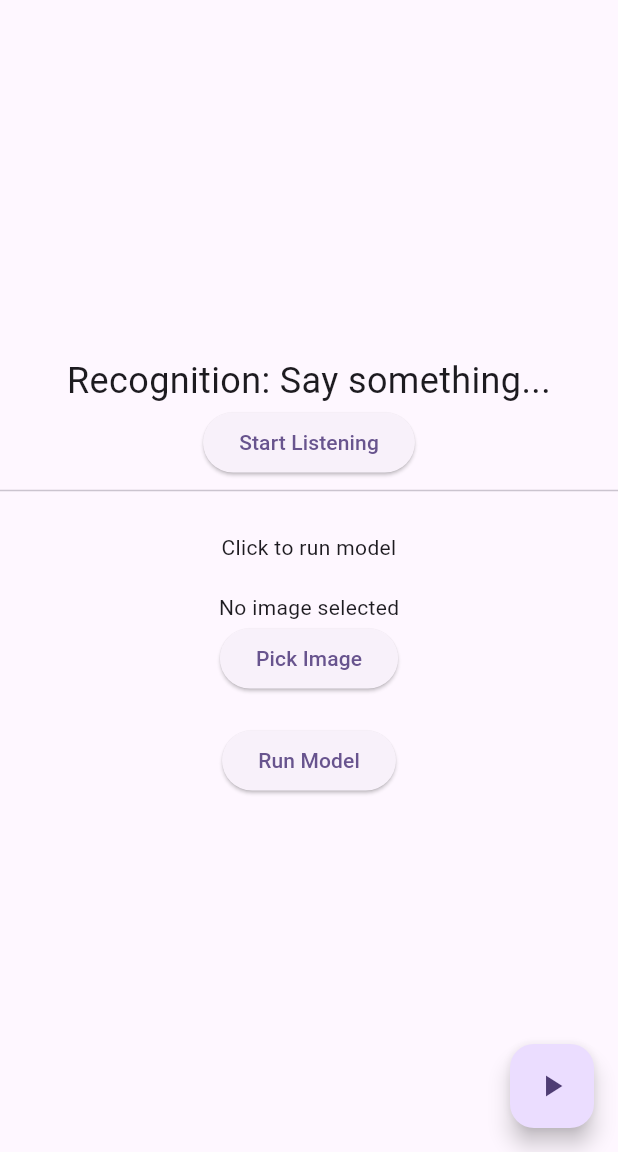
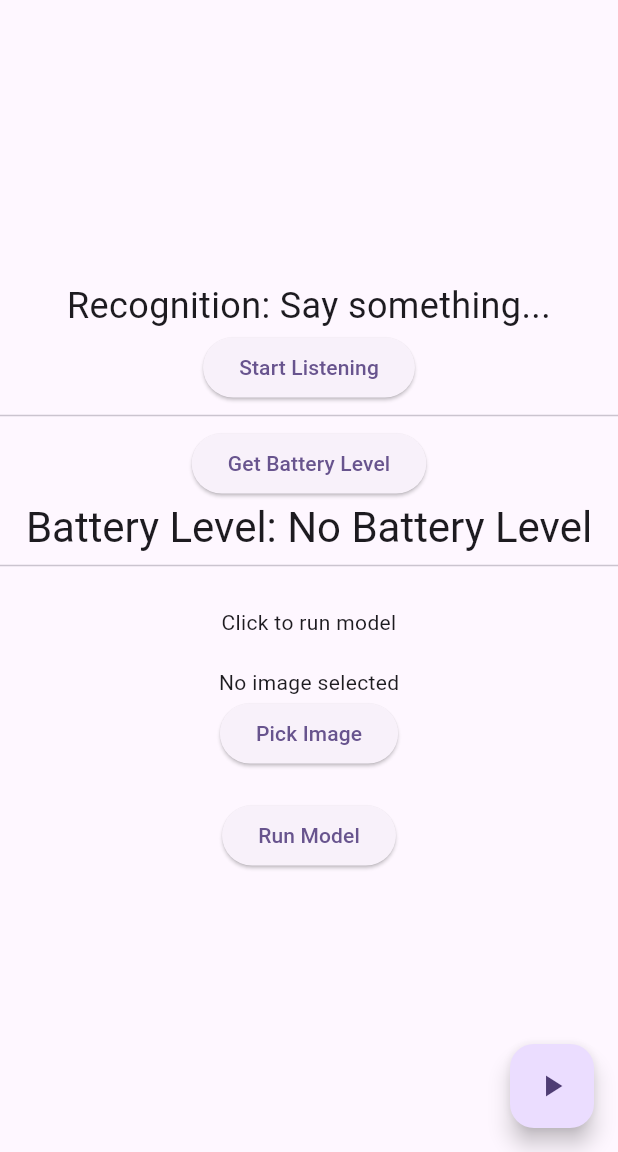
Before and after one commit to RSSerna/FlutterTensorFlowLite, a Flutter app: the screen it shows after launch, on a phone screen of 412 x 824 dp, the part 84-1236 px from its top. Run offline on Flutter 3.47's test engine with Material 3 defaults, Android fonts, the phone set to English and light mode, and no system bars; our stand-ins replace image_picker, speech_to_text; missing offline and left inert: tflite_flutter; project files that could hold a hidden picture were left out.

Commit message:
Battery In UI

```diff
--- a/lib/main.dart
+++ b/lib/main.dart
@@ -1,6 +1,7 @@
 import 'dart:io';
 
 import 'package:flutter/material.dart';
+import 'package:flutter_tflite_demo/native_communicator.dart';
 import 'package:flutter_tflite_demo/speech_service.dart';
 import 'package:flutter_tflite_demo/tensor_flow_service.dart';
 import 'package:image_picker/image_picker.dart';
@@ -59,6 +60,7 @@ class MyHomePage extends StatefulWidget {
 
 class _MyHomePageState extends State<MyHomePage> {
   String _modelStatus = 'Click to run model';
+  String _batteryLevel = 'No Battery Level';
   File? _image;
 
   Future<void> _pickImage() async {
@@ -135,6 +137,22 @@ class _MyHomePageState extends State<MyHomePage> {
                     : 'Start Listening'),
               ),
               Divider(),
+              // Text(
+              //   'Battery Level: ${widget.speechService.batteryLevel}%',
+              //   style: Theme.of(context).textTheme.headlineMedium,
+              // ),
+              ElevatedButton(
+                  onPressed: () async {
+                    _batteryLevel = await NativeCommunicator.invokeNativeMethod(
+                        'getBatteryLevel');
+                    setState(() {});
+                  },
+                  child: Text('Get Battery Level')),
+              Text(
+                'Battery Level: $_batteryLevel',
+                style: Theme.of(context).textTheme.headlineMedium,
+              ),
+              Divider(),
               SizedBox(height: 20),
               Text(
                 _modelStatus,
```
